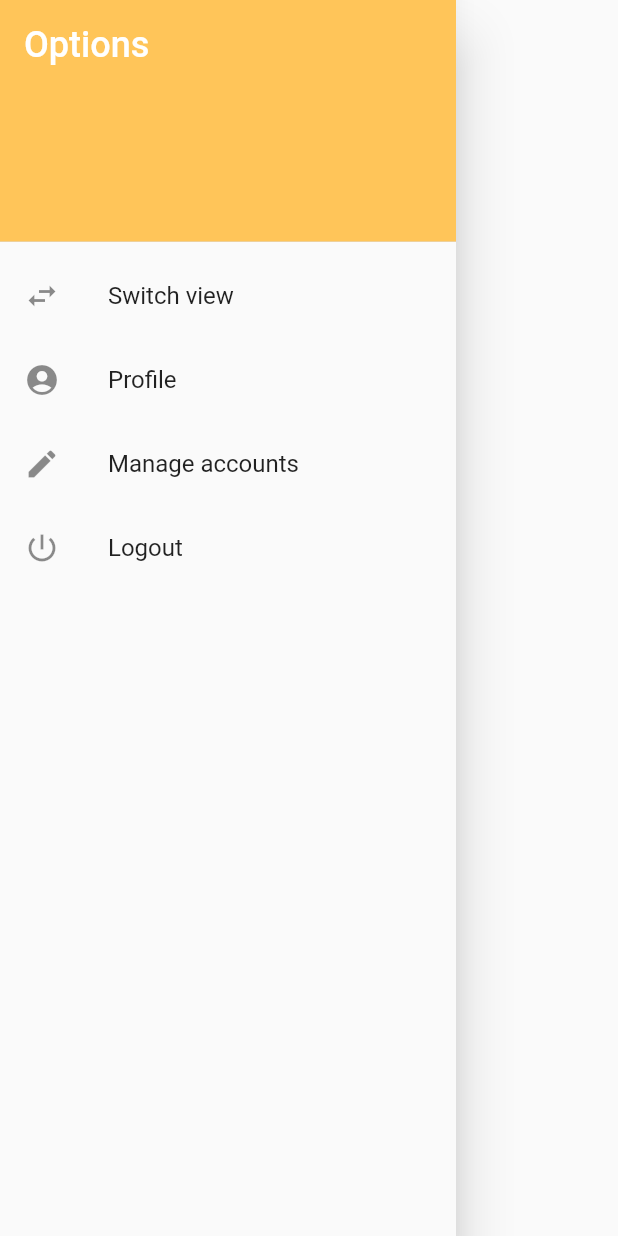
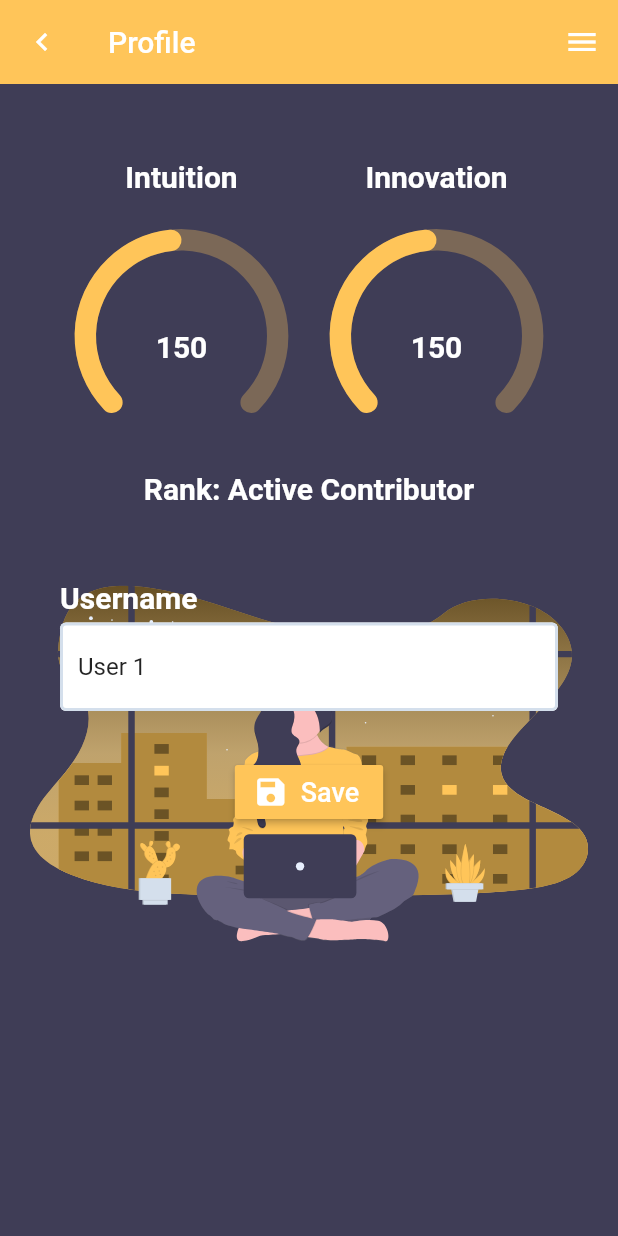
Before and after one commit to IrisBICS/SmartSparks, a Flutter app: the OptionsTab widget shown alone on an empty page, opened directly, after a tap on "Profile", on a phone screen of 412 x 824 dp. Run offline on Flutter 3.47's test engine with Material 2 defaults, Android fonts, the phone set to English and light mode, and no system bars; drawn by our look-alikes of syncfusion_flutter_gauges; our stand-ins replace cloud_firestore, firebase_auth, firebase_core, flutter_svg; accounts and stored records are empty.

Commit message:
Profile & navigation

```diff
--- a/lib/screens/authenticate/login.dart
+++ b/lib/screens/authenticate/login.dart
@@ -1,5 +1,5 @@
 import 'package:flutter/material.dart';
-import 'package:flutter_svg/flutter_svg.dart';
+import 'package:smartsparks/shared/bgImage.dart';
 import 'package:smartsparks/shared/constants.dart';
 import 'package:smartsparks/services/auth.dart';
 
@@ -52,12 +52,7 @@ class _LoginState extends State<Login> {
               height: 600,
               child: Stack(
                 children: <Widget>[
-                  Positioned(
-                    child: Padding(
-                      padding: EdgeInsets.fromLTRB(20, 320, 20, 0),
-                      child: SvgPicture.asset('assets/images/undraw_working_late_pukg.svg')
-                      )
-                  ),
+                  BgImage(),
                   Padding(
                     padding: EdgeInsets.fromLTRB(40, 35, 40, 0),
                     child: Column(
--- a/lib/screens/authenticate/register.dart
+++ b/lib/screens/authenticate/register.dart
@@ -1,5 +1,5 @@
 import 'package:flutter/material.dart';
-import 'package:flutter_svg/flutter_svg.dart';
+import 'package:smartsparks/shared/bgImage.dart';
 import 'package:smartsparks/shared/constants.dart';
 import 'package:smartsparks/services/auth.dart';
 
@@ -52,12 +52,7 @@ class _RegisterState extends State<Register> {
               height: 600,
               child: Stack(
                 children: <Widget>[
-                  Positioned(
-                    child: Padding(
-                      padding: EdgeInsets.fromLTRB(20, 320, 20, 0),
-                      child: SvgPicture.asset('assets/images/undraw_working_late_pukg.svg')
-                      )
-                  ),
+                  BgImage(),
                   Padding(
                     padding: EdgeInsets.fromLTRB(40, 35, 40, 0),
                     child: Column(
--- a/lib/screens/home/components/optionsTab.dart
+++ b/lib/screens/home/components/optionsTab.dart
@@ -1,6 +1,7 @@
 import 'package:flutter/material.dart';
 import 'package:smartsparks/shared/constants.dart';
 import 'package:smartsparks/services/auth.dart';
+import 'package:smartsparks/screens/home/profile.dart';
 
 class OptionsTab extends StatefulWidget {
   @override
@@ -36,7 +37,12 @@ class _OptionsTabState extends State<OptionsTab> {
           ListTile(
             leading: Icon(Icons.account_circle),
             title: Text('Profile'),
-            onTap: () {},
+            onTap: () {
+              Navigator.push(
+                context,
+                MaterialPageRoute(builder: (context) => Profile()),
+              );
+            },
           ),
           ListTile(
             leading: Icon(Icons.edit),
--- /dev/null
+++ b/lib/screens/home/components/pointGauge.dart
@@ -0,0 +1,70 @@
+import 'package:flutter/material.dart';
+import 'package:syncfusion_flutter_gauges/gauges.dart';
+import 'package:smartsparks/shared/constants.dart';
+
+class PointGauge extends StatelessWidget {
+
+  final String label;
+  final int val;
+  final int min;
+  final int max;
+
+  PointGauge({this.min, this.max, this.val, this.label});
+
+  @override
+  Widget build(BuildContext context) {
+    return Padding(
+      padding: EdgeInsets.symmetric(horizontal: 10),
+      child: Column(
+        children: <Widget>[
+          Padding(
+            padding: EdgeInsets.all(20),
+            child: Text(
+              label,
+              style: TextStyle(fontSize: 20, color: white, fontWeight: FontWeight.bold),
+            ),
+          ),
+          Container(
+            height: 150,
+            width: 150,
+            child: SfRadialGauge(
+              axes: <RadialAxis>[
+                RadialAxis(
+                  minimum: min.toDouble(),
+                  maximum: max.toDouble(),
+                  showLabels: false,
+                  showTicks: false,
+                  axisLineStyle: AxisLineStyle(
+                    thickness: 0.2,
+                    cornerStyle: CornerStyle.bothCurve,
+                    color: yellow.withAlpha(80),
+                    thicknessUnit: GaugeSizeUnit.factor,
+                  ),
+                  pointers: <GaugePointer>[
+                    RangePointer(
+                      value: val.toDouble(),
+                      cornerStyle: CornerStyle.bothCurve,
+                      width: 0.2,
+                      sizeUnit: GaugeSizeUnit.factor,
+                      color: yellow,
+                    )
+                  ],
+                  annotations: <GaugeAnnotation>[
+                    GaugeAnnotation(
+                      positionFactor: 0.1,
+                      angle: 90,
+                      widget: Text(
+                        val.toString(),
+                        style: TextStyle(fontSize: 20, color: white, fontWeight: FontWeight.bold),
+                      )
+                    )
+                  ]
+                )
+              ]
+            ),
+          ),
+        ]
+      ),
+    );
+  }
+}
--- a/lib/screens/home/home.dart
+++ b/lib/screens/home/home.dart
@@ -1,13 +1,10 @@
 import 'package:flutter/material.dart';
-import 'package:flutter_svg/flutter_svg.dart';
+import 'package:smartsparks/shared/bgImage.dart';
 import 'package:smartsparks/shared/constants.dart';
 import 'components/topicsList.dart';
-import 'package:smartsparks/services/auth.dart';
 import 'components/optionsTab.dart';
 
 class Home extends StatelessWidget {
-
-  final AuthService _auth = AuthService();
 
   @override
   Widget build(BuildContext context) {
@@ -23,12 +20,7 @@ class Home extends StatelessWidget {
           height: 600,
           child: Stack(
             children: <Widget>[
-              Positioned(
-                child: Padding(
-                  padding: EdgeInsets.fromLTRB(20, 320, 20, 0),
-                  child: SvgPicture.asset('assets/images/undraw_working_late_pukg.svg')
-                )
-              ),
+              BgImage(),
             TopicsList(),
             ],
           )
--- /dev/null
+++ b/lib/screens/home/profile.dart
@@ -0,0 +1,141 @@
+import 'package:flutter/material.dart';
+import 'package:smartsparks/shared/constants.dart';
+import 'components/optionsTab.dart';
+import 'package:smartsparks/models/ssuser.dart';
+import 'components/pointGauge.dart';
+import 'package:smartsparks/shared/bgImage.dart';
+
+class Profile extends StatefulWidget {
+
+  final SSUser user;
+
+  Profile({this.user});
+
+  @override
+  _ProfileState createState() => _ProfileState();
+}
+
+class _ProfileState extends State<Profile> {
+
+  final _formKey = GlobalKey<FormState>();
+
+  final int testVal = 150;
+  final int testMin = 100;
+  final int testMax = 200;
+  final String testRank = "Active Contributor";
+  final String testUsername = "User 1";
+
+  String newUsername = '';
+
+  @override
+  Widget build(BuildContext context) {
+    return Scaffold(
+      backgroundColor: darkGray,
+      appBar: AppBar(
+        leading: IconButton(
+          icon: Icon(Icons.keyboard_arrow_left),
+          onPressed: () {
+            Navigator.pop(context);
+          },
+        ),
+        backgroundColor: yellow,
+        elevation: 0.0,
+        title: Text('Profile'),
+      ),
+      body: SingleChildScrollView(
+        child: Container(
+          height: 600,
+          child: Stack(
+            children: <Widget>[
+              BgImage(),
+              SingleChildScrollView(
+                child: Column(
+                  children: <Widget>[
+                    Padding(
+                      padding: EdgeInsets.fromLTRB(15, 30, 15, 0),
+                      child: Row(
+                        children: <Widget>[
+                          Expanded(child: SizedBox()),
+                          PointGauge(min: testMin, max: testMax, val: testVal, label: "Intuition"),
+                          PointGauge(min: testMin, max: testMax, val: testVal, label: "Innovation"),
+                          Expanded(child: SizedBox()),
+                        ],
+                      ),
+                    ),
+                    Padding(
+                      padding: EdgeInsets.fromLTRB(15, 15, 15, 50),
+                      child: Text(
+                        'Rank: ' + testRank,
+                        style: TextStyle(fontSize: 20, color: white, fontWeight: FontWeight.bold),
+                      ),
+                    ),
+                    Padding(
+                      padding: EdgeInsets.symmetric(horizontal: 40),
+                      child: Form(
+                        key: _formKey,
+                        child: Column(
+                          children: <Widget>[
+                            Row(
+                              children: <Widget>[
+                                Padding(
+                                  padding: EdgeInsets.only(bottom: 5),
+                                  child: Text(
+                                    "Username",
+                                    style: TextStyle(fontSize: 20, color: white, fontWeight: FontWeight.bold),
+                                  ),
+                                ),
+                              ]
+                            ),
+                            TextFormField(
+                              validator: (val) => val.isEmpty ? 'Please enter a username' : null,
+                              decoration: textInputDecoration.copyWith(hintText: 'Username'),
+                              initialValue: testUsername,
+                              onChanged: (val) {
+                                setState(() => newUsername = val);
+                              },
+                            ),
+                            SizedBox(height: 30,),
+                            /* TextFormField(
+                              validator: (val) => val.length < 8 ? 'Enter an 8+ character password' : null,
+                              obscureText: true,
+                              decoration: textInputDecoration.copyWith(hintText: 'Old Password'),
+                              onChanged: (val) {},
+                            ),
+                            SizedBox(height: 5,),
+                            TextFormField(
+                              validator: (val) => val.length < 8 ? 'Enter an 8+ character password' : null,
+                              obscureText: true,
+                              decoration: textInputDecoration.copyWith(hintText: 'New Password'),
+                              onChanged: (val) {},
+                            ),
+                            SizedBox(height: 30,), */
+                            RaisedButton.icon(
+                              icon: Icon(
+                                Icons.save,
+                                color: white
+                              ),
+                              color: yellow,
+                              label: Text(
+                                'Save',
+                                style: TextStyle(color: white, fontSize: 18),
+                              ),
+                              onPressed: () {
+                                _formKey.currentState.validate();
+                              },
+                            ),
+                            SizedBox(height: 50,),
+                          ]
+                        )
+                      ),
+                    )
+                  ],
+                ),
+              ),
+            ],
+          )
+        )
+      ),
+      endDrawer: OptionsTab(),
+    );
+  }
+}
--- /dev/null
+++ b/lib/shared/bgImage.dart
@@ -0,0 +1,14 @@
+import 'package:flutter/material.dart';
+import 'package:flutter_svg/flutter_svg.dart';
+
+class BgImage extends StatelessWidget {
+  @override
+  Widget build(BuildContext context) {
+    return Positioned(
+      child: Padding(
+        padding: EdgeInsets.fromLTRB(20, 320, 20, 0),
+        child: SvgPicture.asset('assets/images/undraw_working_late_pukg.svg')
+      )
+    );
+  }
+}
--- a/pubspec.yaml
+++ b/pubspec.yaml
@@ -32,6 +32,7 @@ dependencies:
   cloud_firestore: ^0.14.1+3
   flutter_svg: ^0.19.0
   provider: ^4.3.2+2
+  syncfusion_flutter_gauges: ^18.3.40
 
 dev_dependencies:
   flutter_test:
```
Also changed, not shown: pubspec.lock.
